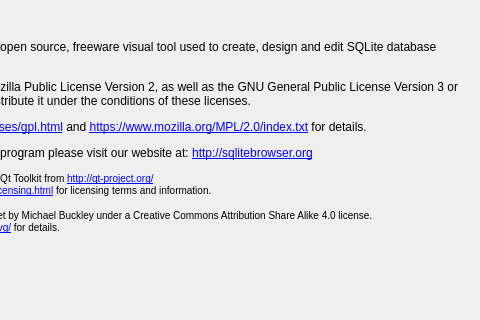
Qt form src/AboutDialog.ui (sqlitebrowser/sqlitebrowser) before a commit; both pictures show x 173 to 653 and y 0 to 320 of the 653 by 502 pixel window.
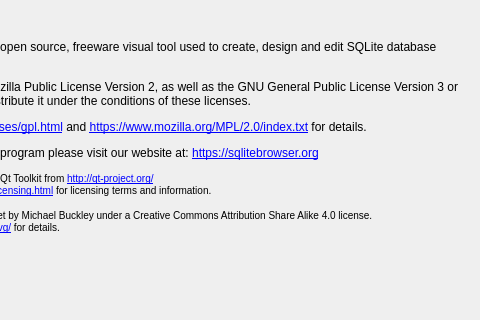
The same form after that commit. Icons and pictures are not drawn.

Commit message: Replace http://sqlitebrowser.org with https://sqlitebrowser.org

```diff
--- a/src/AboutDialog.ui
+++ b/src/AboutDialog.ui
@@ -87,7 +87,7 @@
        <item>
         <widget class="QLabel" name="label">
          <property name="text">
-          <string>&lt;html&gt;&lt;head/&gt;&lt;body&gt;&lt;p&gt;DB Browser for SQLite is an open source, freeware visual tool used to create, design and edit SQLite database files.&lt;/p&gt;&lt;p&gt;It is bi-licensed under the Mozilla Public License Version 2, as well as the GNU General Public License Version 3 or later. You can modify or redistribute it under the conditions of these licenses.&lt;/p&gt;&lt;p&gt;See &lt;a href=&quot;http://www.gnu.org/licenses/gpl.html&quot;&gt;http://www.gnu.org/licenses/gpl.html&lt;/a&gt; and &lt;a href=&quot;https://www.mozilla.org/MPL/2.0/index.txt&quot;&gt;https://www.mozilla.org/MPL/2.0/index.txt&lt;/a&gt; for details.&lt;/p&gt;&lt;p&gt;For more information on this program please visit our website at: &lt;a href=&quot;http://sqlitebrowser.org&quot;&gt;http://sqlitebrowser.org&lt;/a&gt;&lt;/p&gt;&lt;p&gt;&lt;span style=&quot; font-size:small;&quot;&gt;This software uses the GPL/LGPL Qt Toolkit from &lt;/span&gt;&lt;a href=&quot;http://qt-project.org/&quot;&gt;&lt;span style=&quot; font-size:small;&quot;&gt;http://qt-project.org/&lt;/span&gt;&lt;/a&gt;&lt;span style=&quot; font-size:small;&quot;&gt;&lt;br/&gt;See &lt;/span&gt;&lt;a href=&quot;http://qt-project.org/doc/qt-5/licensing.html&quot;&gt;&lt;span style=&quot; font-size:small;&quot;&gt;http://qt-project.org/doc/qt-5/licensing.html&lt;/span&gt;&lt;/a&gt;&lt;span style=&quot; font-size:small;&quot;&gt; for licensing terms and information.&lt;/span&gt;&lt;/p&gt;&lt;p&gt;&lt;span style=&quot; font-size:small;&quot;&gt;It also uses the Pastel SVG icon set by Michael Buckley under a Creative Commons
+          <string>&lt;html&gt;&lt;head/&gt;&lt;body&gt;&lt;p&gt;DB Browser for SQLite is an open source, freeware visual tool used to create, design and edit SQLite database files.&lt;/p&gt;&lt;p&gt;It is bi-licensed under the Mozilla Public License Version 2, as well as the GNU General Public License Version 3 or later. You can modify or redistribute it under the conditions of these licenses.&lt;/p&gt;&lt;p&gt;See &lt;a href=&quot;http://www.gnu.org/licenses/gpl.html&quot;&gt;http://www.gnu.org/licenses/gpl.html&lt;/a&gt; and &lt;a href=&quot;https://www.mozilla.org/MPL/2.0/index.txt&quot;&gt;https://www.mozilla.org/MPL/2.0/index.txt&lt;/a&gt; for details.&lt;/p&gt;&lt;p&gt;For more information on this program please visit our website at: &lt;a href=&quot;https://sqlitebrowser.org&quot;&gt;https://sqlitebrowser.org&lt;/a&gt;&lt;/p&gt;&lt;p&gt;&lt;span style=&quot; font-size:small;&quot;&gt;This software uses the GPL/LGPL Qt Toolkit from &lt;/span&gt;&lt;a href=&quot;http://qt-project.org/&quot;&gt;&lt;span style=&quot; font-size:small;&quot;&gt;http://qt-project.org/&lt;/span&gt;&lt;/a&gt;&lt;span style=&quot; font-size:small;&quot;&gt;&lt;br/&gt;See &lt;/span&gt;&lt;a href=&quot;http://qt-project.org/doc/qt-5/licensing.html&quot;&gt;&lt;span style=&quot; font-size:small;&quot;&gt;http://qt-project.org/doc/qt-5/licensing.html&lt;/span&gt;&lt;/a&gt;&lt;span style=&quot; font-size:small;&quot;&gt; for licensing terms and information.&lt;/span&gt;&lt;/p&gt;&lt;p&gt;&lt;span style=&quot; font-size:small;&quot;&gt;It also uses the Pastel SVG icon set by Michael Buckley under a Creative Commons
 Attribution Share Alike 4.0 license.&lt;br/&gt;See &lt;/span&gt;&lt;a href=&quot;https://codefisher.org/pastel-svg/&quot;&gt;&lt;span style=&quot; font-size:small;&quot;&gt;https://codefisher.org/pastel-svg/&lt;/span&gt;&lt;/a&gt;&lt;span style=&quot; font-size:small;&quot;&gt; for details.&lt;/span&gt;&lt;/p&gt;&lt;/body&gt;&lt;/html&gt;</string>
          </property>
          <property name="alignment">
```
The commit also changes 20 other files.
